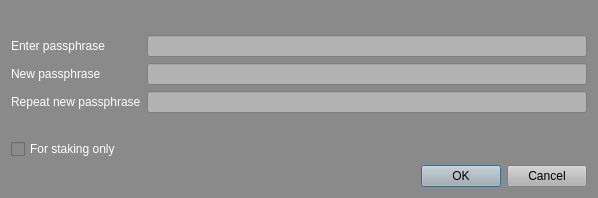
This is src/qt/forms/askpassphrasedialog.ui in Sterlingcoin/Sterlingcoin-1.6.2.0-Release as Qt 5 draws it before an edit. The edited form follows.
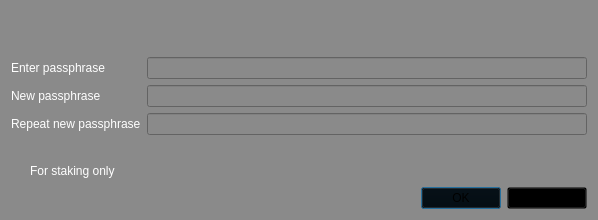
This is the edited form.

```diff
--- a/src/qt/forms/askpassphrasedialog.ui
+++ b/src/qt/forms/askpassphrasedialog.ui
@@ -7,7 +7,7 @@
     <x>0</x>
     <y>0</y>
     <width>598</width>
-    <height>198</height>
+    <height>220</height>
    </rect>
   </property>
   <property name="sizePolicy">
@@ -488,6 +488,9 @@
      </property>
      <item row="0" column="0">
       <widget class="QLabel" name="passLabel1">
+       <property name="styleSheet">
+        <string notr="true">background: transparent;</string>
+       </property>
        <property name="text">
         <string>&lt;html&gt;&lt;head/&gt;&lt;body&gt;&lt;p&gt;&lt;span style=&quot; color:#ffffff;&quot;&gt;Enter passphrase&lt;/span&gt;&lt;/p&gt;&lt;/body&gt;&lt;/html&gt;</string>
        </property>
@@ -510,9 +513,9 @@
           <colorrole role="Button">
            <brush brushstyle="SolidPattern">
             <color alpha="255">
-             <red>178</red>
-             <green>178</green>
-             <blue>178</blue>
+             <red>138</red>
+             <green>138</green>
+             <blue>138</blue>
             </color>
            </brush>
           </colorrole>
@@ -537,18 +540,18 @@
           <colorrole role="Base">
            <brush brushstyle="SolidPattern">
             <color alpha="255">
-             <red>178</red>
-             <green>178</green>
-             <blue>178</blue>
+             <red>138</red>
+             <green>138</green>
+             <blue>138</blue>
             </color>
            </brush>
           </colorrole>
           <colorrole role="Window">
            <brush brushstyle="SolidPattern">
             <color alpha="255">
-             <red>178</red>
-             <green>178</green>
-             <blue>178</blue>
+             <red>138</red>
+             <green>138</green>
+             <blue>138</blue>
             </color>
            </brush>
           </colorrole>
@@ -584,9 +587,9 @@
           <colorrole role="Button">
            <brush brushstyle="SolidPattern">
             <color alpha="255">
-             <red>178</red>
-             <green>178</green>
-             <blue>178</blue>
+             <red>138</red>
+             <green>138</green>
+             <blue>138</blue>
             </color>
            </brush>
           </colorrole>
@@ -611,18 +614,18 @@
           <colorrole role="Base">
            <brush brushstyle="SolidPattern">
             <color alpha="255">
-             <red>178</red>
-             <green>178</green>
-             <blue>178</blue>
+             <red>138</red>
+             <green>138</green>
+             <blue>138</blue>
             </color>
            </brush>
           </colorrole>
           <colorrole role="Window">
            <brush brushstyle="SolidPattern">
             <color alpha="255">
-             <red>178</red>
-             <green>178</green>
-             <blue>178</blue>
+             <red>138</red>
+             <green>138</green>
+             <blue>138</blue>
             </color>
            </brush>
           </colorrole>
@@ -658,9 +661,9 @@
           <colorrole role="Button">
            <brush brushstyle="SolidPattern">
             <color alpha="255">
-             <red>178</red>
-             <green>178</green>
-             <blue>178</blue>
+             <red>138</red>
+             <green>138</green>
+             <blue>138</blue>
             </color>
            </brush>
           </colorrole>
@@ -685,18 +688,18 @@
           <colorrole role="Base">
            <brush brushstyle="SolidPattern">
             <color alpha="255">
-             <red>178</red>
-             <green>178</green>
-             <blue>178</blue>
+             <red>138</red>
+             <green>138</green>
+             <blue>138</blue>
             </color>
            </brush>
           </colorrole>
           <colorrole role="Window">
            <brush brushstyle="SolidPattern">
             <color alpha="255">
-             <red>178</red>
-             <green>178</green>
-             <blue>178</blue>
+             <red>138</red>
+             <green>138</green>
+             <blue>138</blue>
             </color>
            </brush>
           </colorrole>
@@ -721,12 +724,9 @@
          </disabled>
         </palette>
        </property>
-       <property name="autoFillBackground">
-        <bool>false</bool>
-       </property>
        <property name="styleSheet">
-        <string notr="true">background-color: rgb(178, 178, 178);
-color: rgb(255,255,255);</string>
+        <string notr="true">background-color: rgb(138, 138, 138);
+color: rgb(255, 255, 255);</string>
        </property>
        <property name="echoMode">
         <enum>QLineEdit::Password</enum>
@@ -735,6 +735,9 @@
      </item>
      <item row="1" column="0">
       <widget class="QLabel" name="passLabel2">
+       <property name="styleSheet">
+        <string notr="true">background: transparent;</string>
+       </property>
        <property name="text">
         <string>&lt;html&gt;&lt;head/&gt;&lt;body&gt;&lt;p&gt;&lt;span style=&quot; color:#ffffff;&quot;&gt;New passphrase&lt;/span&gt;&lt;/p&gt;&lt;/body&gt;&lt;/html&gt;</string>
        </property>
@@ -757,9 +760,9 @@
           <colorrole role="Button">
            <brush brushstyle="SolidPattern">
             <color alpha="255">
-             <red>178</red>
-             <green>178</green>
-             <blue>178</blue>
+             <red>138</red>
+             <green>138</green>
+             <blue>138</blue>
             </color>
            </brush>
           </colorrole>
@@ -784,18 +787,18 @@
           <colorrole role="Base">
            <brush brushstyle="SolidPattern">
             <color alpha="255">
-             <red>178</red>
-             <green>178</green>
-             <blue>178</blue>
+             <red>138</red>
+             <green>138</green>
+             <blue>138</blue>
             </color>
            </brush>
           </colorrole>
           <colorrole role="Window">
            <brush brushstyle="SolidPattern">
             <color alpha="255">
-             <red>178</red>
-             <green>178</green>
-             <blue>178</blue>
+             <red>138</red>
+             <green>138</green>
+             <blue>138</blue>
             </color>
            </brush>
           </colorrole>
@@ -822,9 +825,9 @@
           <colorrole role="Button">
            <brush brushstyle="SolidPattern">
             <color alpha="255">
-             <red>178</red>
-             <green>178</green>
-             <blue>178</blue>
+             <red>138</red>
+             <green>138</green>
+             <blue>138</blue>
             </color>
            </brush>
           </colorrole>
@@ -849,18 +852,18 @@
           <colorrole role="Base">
            <brush brushstyle="SolidPattern">
             <color alpha="255">
-             <red>178</red>
-             <green>178</green>
-             <blue>178</blue>
+             <red>138</red>
+             <green>138</green>
+             <blue>138</blue>
             </color>
            </brush>
           </colorrole>
           <colorrole role="Window">
            <brush brushstyle="SolidPattern">
             <color alpha="255">
-             <red>178</red>
-             <green>178</green>
-             <blue>178</blue>
+             <red>138</red>
+             <green>138</green>
+             <blue>138</blue>
             </color>
            </brush>
           </colorrole>
@@ -887,9 +890,9 @@
           <colorrole role="Button">
            <brush brushstyle="SolidPattern">
             <color alpha="255">
-             <red>178</red>
-             <green>178</green>
-             <blue>178</blue>
+             <red>138</red>
+             <green>138</green>
+             <blue>138</blue>
             </color>
            </brush>
           </colorrole>
@@ -914,18 +917,18 @@
           <colorrole role="Base">
            <brush brushstyle="SolidPattern">
             <color alpha="255">
-             <red>178</red>
-             <green>178</green>
-             <blue>178</blue>
+             <red>138</red>
+             <green>138</green>
+             <blue>138</blue>
             </color>
            </brush>
           </colorrole>
           <colorrole role="Window">
            <brush brushstyle="SolidPattern">
             <color alpha="255">
-             <red>178</red>
-             <green>178</green>
-             <blue>178</blue>
+             <red>138</red>
+             <green>138</green>
+             <blue>138</blue>
             </color>
            </brush>
           </colorrole>
@@ -941,12 +944,9 @@
          </disabled>
         </palette>
        </property>
-       <property name="autoFillBackground">
-        <bool>false</bool>
-       </property>
        <property name="styleSheet">
-        <string notr="true">background-color: rgb(178, 178, 178);
-color: rgb(255,255,255);</string>
+        <string notr="true">background-color: rgb(138, 138, 138);
+color: rgb(255, 255, 255);</string>
        </property>
        <property name="echoMode">
         <enum>QLineEdit::Password</enum>
@@ -955,6 +955,9 @@
      </item>
      <item row="2" column="0">
       <widget class="QLabel" name="passLabel3">
+       <property name="styleSheet">
+        <string notr="true">background: transparent;</string>
+       </property>
        <property name="text">
         <string>&lt;html&gt;&lt;head/&gt;&lt;body&gt;&lt;p&gt;&lt;span style=&quot; color:#ffffff;&quot;&gt;Repeat new passphrase&lt;/span&gt;&lt;/p&gt;&lt;/body&gt;&lt;/html&gt;</string>
        </property>
@@ -977,9 +980,9 @@
           <colorrole role="Button">
            <brush brushstyle="SolidPattern">
             <color alpha="255">
-             <red>178</red>
-             <green>178</green>
-             <blue>178</blue>
+             <red>138</red>
+             <green>138</green>
+             <blue>138</blue>
             </color>
            </brush>
           </colorrole>
@@ -1004,18 +1007,18 @@
           <colorrole role="Base">
            <brush brushstyle="SolidPattern">
             <color alpha="255">
-             <red>178</red>
-             <green>178</green>
-             <blue>178</blue>
+             <red>138</red>
+             <green>138</green>
+             <blue>138</blue>
             </color>
            </brush>
           </colorrole>
           <colorrole role="Window">
            <brush brushstyle="SolidPattern">
             <color alpha="255">
-             <red>178</red>
-             <green>178</green>
-             <blue>178</blue>
+             <red>138</red>
+             <green>138</green>
+             <blue>138</blue>
             </color>
            </brush>
           </colorrole>
@@ -1042,9 +1045,9 @@
           <colorrole role="Button">
            <brush brushstyle="SolidPattern">
             <color alpha="255">
-             <red>178</red>
-             <green>178</green>
-             <blue>178</blue>
+             <red>138</red>
+             <green>138</green>
+             <blue>138</blue>
             </color>
            </brush>
           </colorrole>
@@ -1069,18 +1072,18 @@
           <colorrole role="Base">
            <brush brushstyle="SolidPattern">
             <color alpha="255">
-             <red>178</red>
-             <green>178</green>
-             <blue>178</blue>
+             <red>138</red>
+             <green>138</green>
+             <blue>138</blue>
             </color>
            </brush>
           </colorrole>
           <colorrole role="Window">
            <brush brushstyle="SolidPattern">
             <color alpha="255">
-             <red>178</red>
-             <green>178</green>
-             <blue>178</blue>
+             <red>138</red>
+             <green>138</green>
+             <blue>138</blue>
             </color>
            </brush>
           </colorrole>
@@ -1107,9 +1110,9 @@
           <colorrole role="Button">
            <brush brushstyle="SolidPattern">
             <color alpha="255">
-             <red>178</red>
-             <green>178</green>
-             <blue>178</blue>
+             <red>138</red>
+             <green>138</green>
+             <blue>138</blue>
             </color>
            </brush>
           </colorrole>
@@ -1134,18 +1137,18 @@
           <colorrole role="Base">
            <brush brushstyle="SolidPattern">
             <color alpha="255">
-             <red>178</red>
-             <green>178</green>
-             <blue>178</blue>
+             <red>138</red>
+             <green>138</green>
+             <blue>138</blue>
             </color>
            </brush>
           </colorrole>
           <colorrole role="Window">
            <brush brushstyle="SolidPattern">
             <color alpha="255">
-             <red>178</red>
-             <green>178</green>
-             <blue>178</blue>
+             <red>138</red>
+             <green>138</green>
+             <blue>138</blue>
             </color>
            </brush>
           </colorrole>
@@ -1161,12 +1164,9 @@
          </disabled>
         </palette>
        </property>
-       <property name="autoFillBackground">
-        <bool>false</bool>
-       </property>
        <property name="styleSheet">
-        <string notr="true">background-color: rgb(178, 178, 178);
-color: rgb(255,255,255);</string>
+        <string notr="true">background-color: rgb(138, 138, 138);
+color: rgb(255, 255, 255);</string>
        </property>
        <property name="echoMode">
         <enum>QLineEdit::Password</enum>
@@ -1181,6 +1181,9 @@
          <bold>true</bold>
         </font>
        </property>
+       <property name="styleSheet">
+        <string notr="true">background: transparent;</string>
+       </property>
        <property name="text">
         <string/>
        </property>
@@ -1201,7 +1204,7 @@
         <string>Serves to disable the trivial sendmoney when OS account compromised. Provides no real security.</string>
        </property>
        <property name="styleSheet">
-        <string notr="true">background-color: rgb(138, 138, 138);
+        <string notr="true">background: transparent;
 color: rgb(255, 255, 255);</string>
        </property>
        <property name="text">
@@ -1216,12 +1219,30 @@
      <property name="palette">
       <palette>
        <active>
+        <colorrole role="WindowText">
+         <brush brushstyle="SolidPattern">
+          <color alpha="255">
+           <red>255</red>
+           <green>255</green>
+           <blue>255</blue>
+          </color>
+         </brush>
+        </colorrole>
         <colorrole role="Button">
          <brush brushstyle="SolidPattern">
+          <color alpha="0">
+           <red>0</red>
+           <green>0</green>
+           <blue>0</blue>
+          </color>
+         </brush>
+        </colorrole>
+        <colorrole role="Text">
+         <brush brushstyle="SolidPattern">
           <color alpha="255">
-           <red>178</red>
-           <green>178</green>
-           <blue>178</blue>
+           <red>255</red>
+           <green>255</green>
+           <blue>255</blue>
           </color>
          </brush>
         </colorrole>
@@ -1236,19 +1257,19 @@
         </colorrole>
         <colorrole role="Base">
          <brush brushstyle="SolidPattern">
-          <color alpha="255">
-           <red>178</red>
-           <green>178</green>
-           <blue>178</blue>
+          <color alpha="0">
+           <red>0</red>
+           <green>0</green>
+           <blue>0</blue>
           </color>
          </brush>
         </colorrole>
         <colorrole role="Window">
          <brush brushstyle="SolidPattern">
-          <color alpha="255">
-           <red>178</red>
-           <green>178</green>
-           <blue>178</blue>
+          <color alpha="0">
+           <red>0</red>
+           <green>0</green>
+           <blue>0</blue>
           </color>
          </brush>
         </colorrole>
@@ -1263,12 +1284,30 @@
         </colorrole>
        </active>
        <inactive>
+        <colorrole role="WindowText">
+         <brush brushstyle="SolidPattern">
+          <color alpha="255">
+           <red>255</red>
+           <green>255</green>
+           <blue>255</blue>
+          </color>
+         </brush>
+        </colorrole>
         <colorrole role="Button">
          <brush brushstyle="SolidPattern">
+          <color alpha="0">
+           <red>0</red>
+           <green>0</green>
+           <blue>0</blue>
+          </color>
+         </brush>
+        </colorrole>
+        <colorrole role="Text">
+         <brush brushstyle="SolidPattern">
           <color alpha="255">
-           <red>178</red>
-           <green>178</green>
-           <blue>178</blue>
+           <red>255</red>
+           <green>255</green>
+           <blue>255</blue>
           </color>
          </brush>
         </colorrole>
@@ -1283,19 +1322,19 @@
         </colorrole>
         <colorrole role="Base">
          <brush brushstyle="SolidPattern">
-          <color alpha="255">
-           <red>178</red>
-           <green>178</green>
-           <blue>178</blue>
+          <color alpha="0">
+           <red>0</red>
+           <green>0</green>
+           <blue>0</blue>
           </color>
          </brush>
         </colorrole>
         <colorrole role="Window">
          <brush brushstyle="SolidPattern">
-          <color alpha="255">
-           <red>178</red>
-           <green>178</green>
-           <blue>178</blue>
+          <color alpha="0">
+           <red>0</red>
+           <green>0</green>
+           <blue>0</blue>
           </color>
          </brush>
         </colorrole>
@@ -1310,39 +1349,57 @@
         </colorrole>
        </inactive>
        <disabled>
+        <colorrole role="WindowText">
+         <brush brushstyle="SolidPattern">
+          <color alpha="255">
+           <red>255</red>
+           <green>255</green>
+           <blue>255</blue>
+          </color>
+         </brush>
+        </colorrole>
         <colorrole role="Button">
          <brush brushstyle="SolidPattern">
+          <color alpha="0">
+           <red>0</red>
+           <green>0</green>
+           <blue>0</blue>
+          </color>
+         </brush>
+        </colorrole>
+        <colorrole role="Text">
+         <brush brushstyle="SolidPattern">
           <color alpha="255">
-           <red>178</red>
-           <green>178</green>
-           <blue>178</blue>
+           <red>255</red>
+           <green>255</green>
+           <blue>255</blue>
           </color>
          </brush>
         </colorrole>
         <colorrole role="ButtonText">
          <brush brushstyle="SolidPattern">
           <color alpha="255">
-           <red>138</red>
-           <green>138</green>
-           <blue>138</blue>
+           <red>255</red>
+           <green>255</green>
+           <blue>255</blue>
           </color>
          </brush>
         </colorrole>
         <colorrole role="Base">
          <brush brushstyle="SolidPattern">
-          <color alpha="255">
-           <red>178</red>
-           <green>178</green>
-           <blue>178</blue>
+          <color alpha="0">
+           <red>0</red>
+           <green>0</green>
+           <blue>0</blue>
           </color>
          </brush>
         </colorrole>
         <colorrole role="Window">
          <brush brushstyle="SolidPattern">
-          <color alpha="255">
-           <red>178</red>
-           <green>178</green>
-           <blue>178</blue>
+          <color alpha="0">
+           <red>0</red>
+           <green>0</green>
+           <blue>0</blue>
           </color>
          </brush>
         </colorrole>
@@ -1362,7 +1419,7 @@
       <bool>false</bool>
      </property>
      <property name="styleSheet">
-      <string notr="true">background-color: rgb(178, 178, 178);</string>
+      <string notr="true">background: transparent;</string>
      </property>
      <property name="orientation">
       <enum>Qt::Horizontal</enum>
```
Left out of the diff: 2 changed lines with no effect on the pictures.
